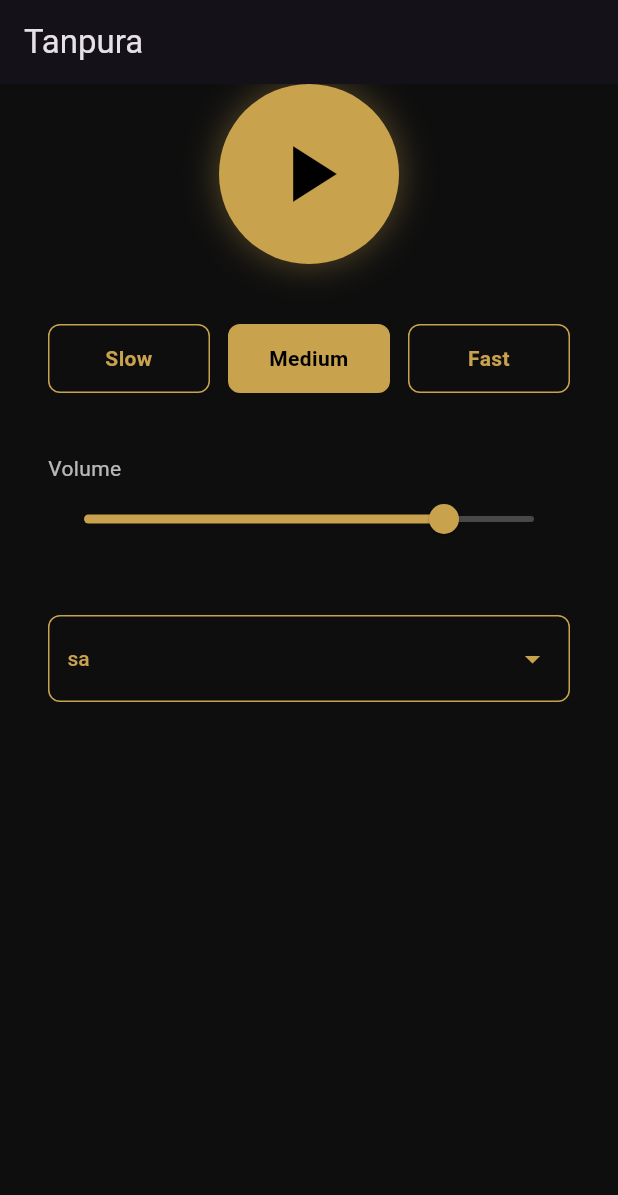
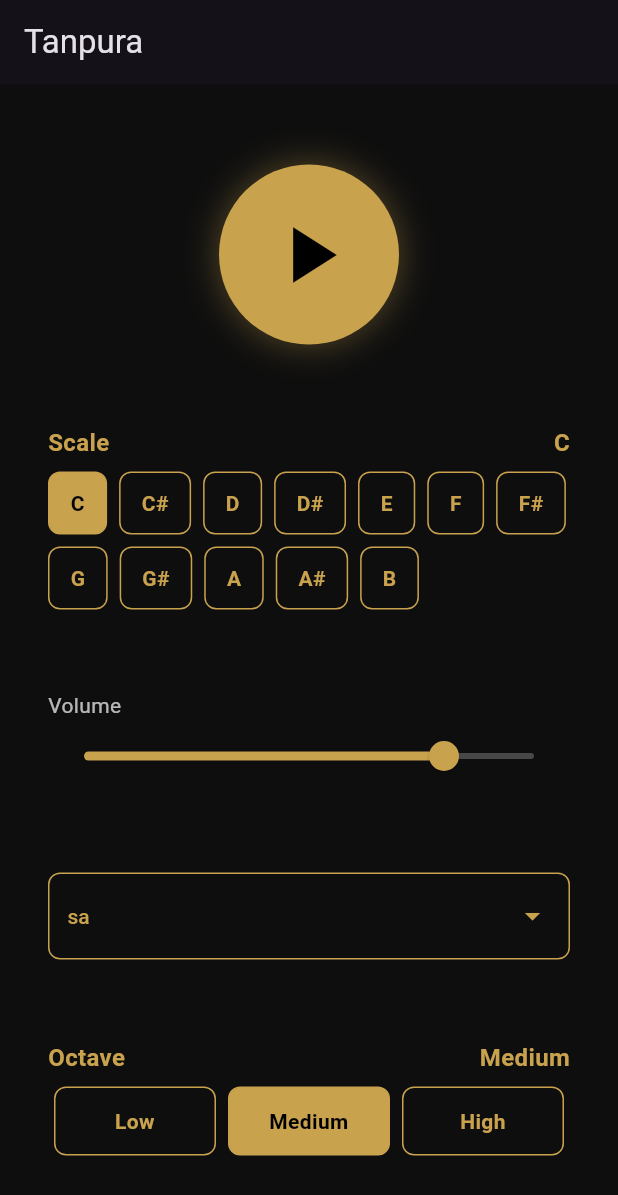
Before and after one commit to androidshashi/tanpurax, a Flutter app: the screen it shows after launch, on a phone screen of 412 x 824 dp. Shown: the top 1195 px of the screen. Run offline on Flutter 3.47's test engine with Material 3 defaults, Android fonts, the phone set to English and light mode, and no system bars; our stand-ins replace plugin_platform_interface.

Commit message:
feature: Add scale and octave selection to the audio engine

```diff
--- a/apps/tanpura/lib/ui/home_screen.dart
+++ b/apps/tanpura/lib/ui/home_screen.dart
@@ -1,8 +1,10 @@
 import 'package:flutter/material.dart';
 import 'package:tanpura/widgets/first_string_dropdown.dart';
+import 'package:tanpura/widgets/octave_selector.dart';
 import 'package:tanpura/widgets/play_button.dart';
 import 'package:tanpura/widgets/tempo_selector.dart';
 import 'package:tanpura/widgets/volume_slider.dart';
+import 'package:tanpura/widgets/scale_selector.dart';
 
 class HomeScreen extends StatefulWidget {
   const HomeScreen({super.key});
@@ -19,12 +21,14 @@ class _HomeScreenState extends State<HomeScreen> {
       body: Padding(
         padding: const EdgeInsets.symmetric(horizontal: 32),
         child: Column(
-          spacing: 40,
+          mainAxisAlignment: MainAxisAlignment.spaceEvenly,
           children: [
             PlayButton(),
-            TempoSelector(),
+            ScaleSelector(),
+            // TempoSelector(),
             VolumeSlider(),
             FirstStringDropdown(),
+            OctaveSelector(),
           ],
         ),
       ),
--- /dev/null
+++ b/apps/tanpura/lib/widgets/octave_selector.dart
@@ -0,0 +1,91 @@
+import 'package:flutter/material.dart';
+import 'package:tanpura_engine/tanpura_engine.dart';
+
+class OctaveSelector extends StatefulWidget {
+  const OctaveSelector({super.key});
+
+  @override
+  State<OctaveSelector> createState() => _OctaveSelectorState();
+}
+
+class _OctaveSelectorState extends State<OctaveSelector> {
+  // Octave levels: Low (-1), Medium (0), High (1)
+  static const List<String> _octaveLabels = <String>['Low', 'Medium', 'High'];
+  static const List<int> _octaveValues = <int>[-1, 0, 1];
+
+  int _selectedValue = 0; // Default to Medium (0)
+
+  @override
+  void initState() {
+    super.initState();
+    TanpuraEngine.setScale(_selectedValue);
+  }
+
+  @override
+  Widget build(BuildContext context) {
+    return Column(
+      crossAxisAlignment: CrossAxisAlignment.start,
+      children: [
+        Row(
+          mainAxisAlignment: MainAxisAlignment.spaceBetween,
+          children: [
+            const Text(
+              'Octave',
+              style: TextStyle(
+                color: Color(0xFFC9A24D),
+                fontWeight: FontWeight.w600,
+                fontSize: 16,
+              ),
+            ),
+            Text(
+              _octaveLabels[_octaveValues.indexOf(_selectedValue)],
+              style: const TextStyle(
+                color: Color(0xFFC9A24D),
+                fontWeight: FontWeight.w600,
+                fontSize: 16,
+              ),
+            ),
+          ],
+        ),
+        const SizedBox(height: 8),
+        Row(
+          children: List.generate(_octaveLabels.length, (int i) {
+            final String label = _octaveLabels[i];
+            final int value = _octaveValues[i];
+            final bool active = _selectedValue == value;
+            return Expanded(
+              child: GestureDetector(
+                onTap: () {
+                  setState(() {
+                    _selectedValue = value;
+                  });
+                  // Pass octave value to engine
+                  TanpuraEngine.setScale(value);
+                },
+                child: Container(
+                  padding: const EdgeInsets.symmetric(vertical: 12),
+                  margin: const EdgeInsets.symmetric(horizontal: 4),
+                  decoration: BoxDecoration(
+                    color:
+                        active ? const Color(0xFFC9A24D) : Colors.transparent,
+                    borderRadius: BorderRadius.circular(8),
+                    border: Border.all(color: const Color(0xFFC9A24D)),
+                  ),
+                  child: Text(
+                    label,
+                    textAlign: TextAlign.center,
+                    style: TextStyle(
+                      color: active ? Colors.black : const Color(0xFFC9A24D),
+                      fontWeight: FontWeight.w600,
+                      fontSize: 14,
+                    ),
+                  ),
+                ),
+              ),
+            );
+          }),
+        ),
+      ],
+    );
+  }
+}
--- /dev/null
+++ b/apps/tanpura/lib/widgets/scale_selector.dart
@@ -0,0 +1,99 @@
+import 'package:flutter/material.dart';
+import 'package:tanpura_engine/tanpura_engine.dart';
+
+class ScaleSelector extends StatefulWidget {
+  const ScaleSelector({super.key});
+
+  @override
+  State<ScaleSelector> createState() => _ScaleSelectorState();
+}
+
+class _ScaleSelectorState extends State<ScaleSelector> {
+  // Chromatic scale names from C to B
+  static const List<String> _scales = <String>[
+    'C',
+    'C#',
+    'D',
+    'D#',
+    'E',
+    'F',
+    'F#',
+    'G',
+    'G#',
+    'A',
+    'A#',
+    'B',
+  ];
+
+  int _selectedIndex = 0; // Default to C
+
+  @override
+  void initState() {
+    super.initState();
+    TanpuraEngine.setScale(_selectedIndex);
+  }
+
+  @override
+  Widget build(BuildContext context) {
+    return Column(
+      crossAxisAlignment: CrossAxisAlignment.start,
+      children: [
+        Row(
+          mainAxisAlignment: MainAxisAlignment.spaceBetween,
+          children: [
+            const Text(
+              'Scale',
+              style: TextStyle(
+                color: Color(0xFFC9A24D),
+                fontWeight: FontWeight.w600,
+                fontSize: 16,
+              ),
+            ),
+            Text(
+              _scales[_selectedIndex],
+              style: const TextStyle(
+                color: Color(0xFFC9A24D),
+                fontWeight: FontWeight.w600,
+                fontSize: 16,
+              ),
+            ),
+          ],
+        ),
+        const SizedBox(height: 8),
+        Wrap(
+          spacing: 8,
+          runSpacing: 8,
+          children: List.generate(_scales.length, (int i) {
+            final bool active = _selectedIndex == i;
+            return GestureDetector(
+              onTap: () {
+                setState(() {
+                  _selectedIndex = i;
+                });
+                TanpuraEngine.setScale(i);
+              },
+              child: Container(
+                padding: const EdgeInsets.symmetric(
+                  vertical: 10,
+                  horizontal: 14,
+                ),
+                decoration: BoxDecoration(
+                  color: active ? const Color(0xFFC9A24D) : Colors.transparent,
+                  borderRadius: BorderRadius.circular(8),
+                  border: Border.all(color: const Color(0xFFC9A24D)),
+                ),
+                child: Text(
+                  _scales[i],
+                  style: TextStyle(
+                    color: active ? Colors.black : const Color(0xFFC9A24D),
+                    fontWeight: FontWeight.w600,
+                  ),
+                ),
+              ),
+            );
+          }),
+        ),
+      ],
+    );
+  }
+}
--- a/packages/tanpura_engine/lib/tanpura_engine.dart
+++ b/packages/tanpura_engine/lib/tanpura_engine.dart
@@ -71,4 +71,14 @@ class TanpuraEngine {
   static Future<void> setVolume(double volume) {
     return TanpuraEnginePlatform.instance.setVolume(volume);
   }
+
+  /// Sets the scale (C, C#, D, ...).
+  static Future<void> setScale(int scale) {
+    return TanpuraEnginePlatform.instance.setScale(scale);
+  }
+
+  /// Sets the octave shift (-1, 0, +1).
+  static Future<void> setOctave(int octave) {
+    return TanpuraEnginePlatform.instance.setOctave(octave);
+  }
 }
--- a/packages/tanpura_engine/lib/tanpura_engine_method_channel.dart
+++ b/packages/tanpura_engine/lib/tanpura_engine_method_channel.dart
@@ -78,4 +78,14 @@ class MethodChannelTanpuraEngine extends TanpuraEnginePlatform {
   Future<void> setVolume(double volume) async {
     await _channel.invokeMethod('set_volume', {'volume': volume});
   }
-}
+
+  @override
+  Future<void> setScale(int scale) async {
+    await _channel.invokeMethod('set_scale', {'value': scale});
+  }
+
+  @override
+  Future<void> setOctave(int octave) async {
+    await _channel.invokeMethod('set_octave', {'value': octave});
+  }
+  }
--- a/packages/tanpura_engine/lib/tanpura_engine_platform_interface.dart
+++ b/packages/tanpura_engine/lib/tanpura_engine_platform_interface.dart
@@ -91,4 +91,14 @@ abstract class TanpuraEnginePlatform extends PlatformInterface {
   Future<void> setVolume(double volume) {
     throw UnimplementedError('setVolume() has not been implemented.');
   }
+
+  /// Sets the scale (C, C#, D, ...).
+  Future<void> setScale(int scale) {
+    throw UnimplementedError('setScale() has not been implemented.');
+  }
+
+  /// Sets the octave shift (-1, 0, +1).
+  Future<void> setOctave(int octave) {
+    throw UnimplementedError('setOctave() has not been implemented.');
+  }
 }
```
Also changed, not shown: 5 other files.
